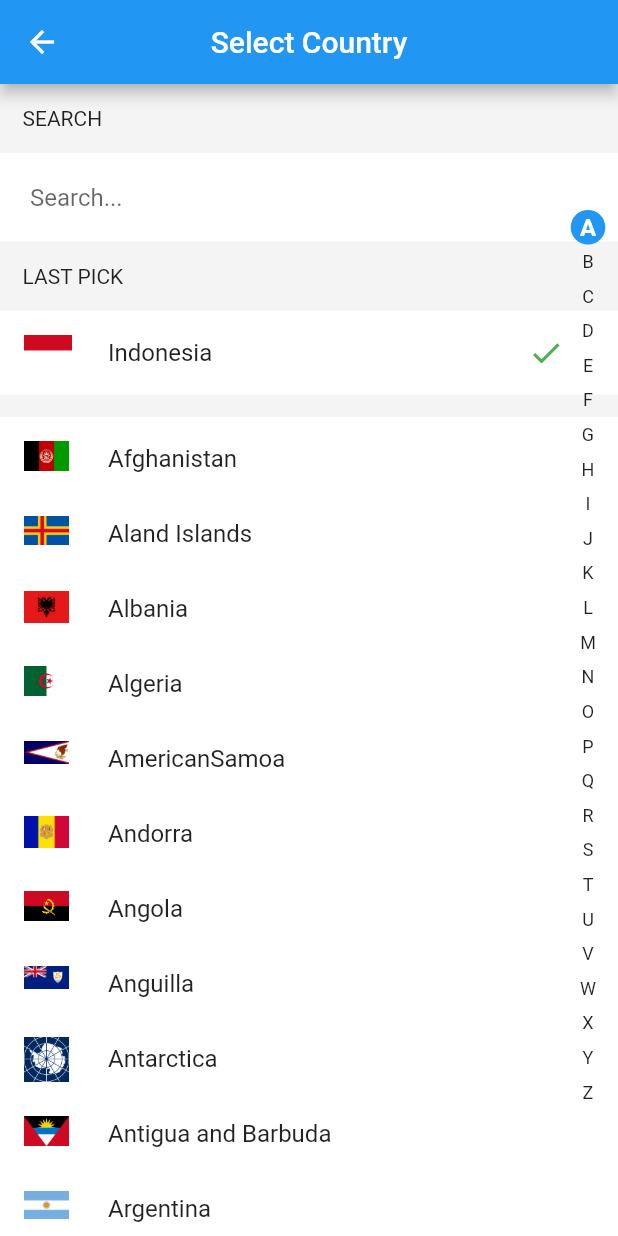
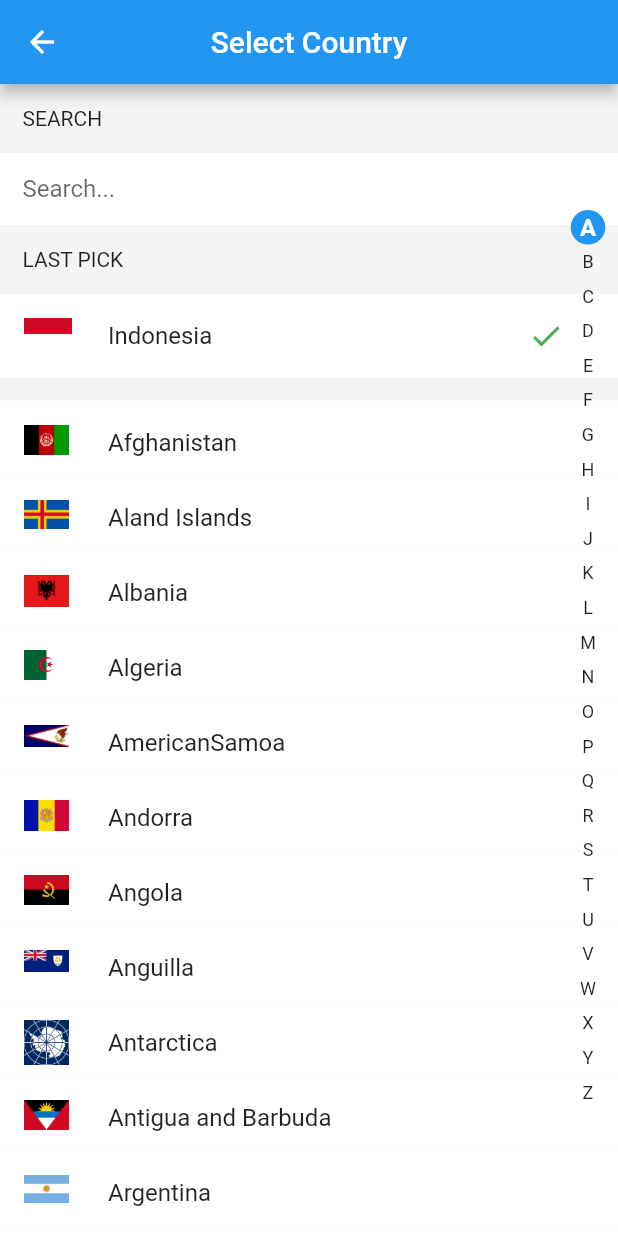
Before and after one commit to hifiaz/country-list-pick, a Flutter app: the screen it shows after launch, after a tap on "Indonesia", on a phone screen of 412 x 824 dp. Run offline on Flutter 3.47's test engine with Material 2 defaults, Android fonts, the phone set to English and light mode, and no system bars.

Commit message:
Disable border color for search input

```diff
--- a/lib/selection_list.dart
+++ b/lib/selection_list.dart
@@ -101,10 +101,16 @@ class _SelectionListState extends State<SelectionList> {
                   ),
                   Container(
                     color: Colors.white,
-                    padding: EdgeInsets.all(20.0),
                     child: TextField(
                       controller: _controller,
-                      decoration: InputDecoration.collapsed(
+                      decoration: InputDecoration(
+                        border: InputBorder.none,
+                        focusedBorder: InputBorder.none,
+                        enabledBorder: InputBorder.none,
+                        errorBorder: InputBorder.none,
+                        disabledBorder: InputBorder.none,
+                        contentPadding:
+                        EdgeInsets.only(left: 15, bottom: 0, top: 0, right: 15),
                         hintText: "Search...",
                       ),
                       onChanged: _filterElements,
```
